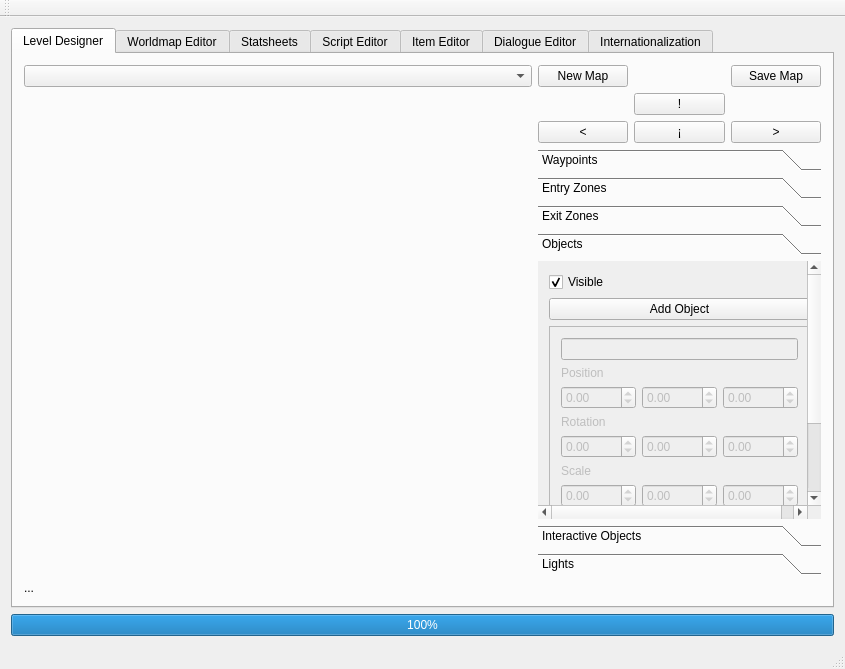
Plaristote/fallout-equestria, file game_editor/mainwindow.ui: the form before one commit.
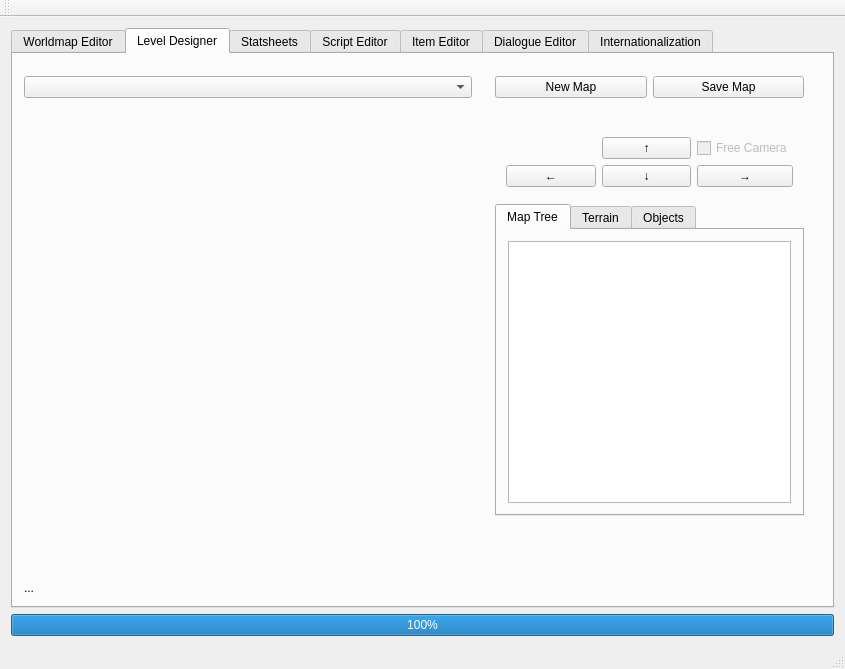
The form after the commit. The open tabs and pages were chosen to show the change. Custom widgets are drawn as their Qt base class.

Commit message: + Asynchronous map loading for GameEditor + MapObjects reorganized as a hierarchy for GameEditor + TreeView to easily explore the MapObject hierarchy for GameEditor + Focusing camera on selected objects for GameEditor

What changed in the file:
```diff
--- a/game_editor/mainwindow.ui
+++ b/game_editor/mainwindow.ui
@@ -24,45 +24,118 @@
        </sizepolicy>
       </property>
       <property name="currentIndex">
-       <number>1</number>
+       <number>0</number>
       </property>
+      <widget class="QWidget" name="tabWorldmap">
+       <attribute name="title">
+        <string>Worldmap Editor</string>
+       </attribute>
+       <layout class="QVBoxLayout" name="verticalLayout_6">
+        <item>
+         <widget class="WorldmapEditor" name="worldmapEditor" native="true"/>
+        </item>
+       </layout>
+      </widget>
       <widget class="QWidget" name="tabLevelDesigner">
        <attribute name="title">
         <string>Level Designer</string>
        </attribute>
        <layout class="QGridLayout" name="gridLayout_4">
-        <item row="0" column="1">
-         <widget class="QPushButton" name="mapNew">
-          <property name="text">
-           <string>New Map</string>
+        <item row="1" column="2">
+         <widget class="QWidget" name="widget_4" native="true">
+          <property name="sizePolicy">
+           <sizepolicy hsizetype="Maximum" vsizetype="Preferred">
+            <horstretch>0</horstretch>
+            <verstretch>0</verstretch>
+           </sizepolicy>
           </property>
-         </widget>
-        </item>
-        <item row="0" column="3">
-         <widget class="QPushButton" name="saveMap">
-          <property name="text">
-           <string>Save Map</string>
-          </property>
-         </widget>
-        </item>
-        <item row="3" column="2">
-         <widget class="QPushButton" name="mapMoveBottom">
-          <property name="text">
-           <string>¡</string>
-          </property>
-         </widget>
-        </item>
-        <item row="0" column="0">
-         <widget class="QComboBox" name="listMap"/>
-        </item>
-        <item row="3" column="1">
+          <layout class="QVBoxLayout" name="verticalLayout_10">
+           <item>
+            <widget class="QWidget" name="widget_2" native="true">
+             <layout class="QGridLayout" name="gridLayout_16">
+              <item row="1" column="0">
          <widget class="QPushButton" name="mapMoveLeft">
           <property name="text">
-           <string>&lt;</string>
+                 <string>←</string>
           </property>
          </widget>
         </item>
-        <item row="4" column="1" rowspan="3" colspan="3">
+              <item row="1" column="1">
+               <widget class="QPushButton" name="mapMoveBottom">
+                <property name="text">
+                 <string>↓</string>
+                </property>
+               </widget>
+              </item>
+              <item row="1" column="2">
+               <widget class="QPushButton" name="mapMoveRight">
+                <property name="text">
+                 <string>→</string>
+                </property>
+               </widget>
+              </item>
+              <item row="0" column="1">
+               <widget class="QPushButton" name="mapMoveTop">
+                <property name="text">
+                 <string>↑</string>
+                </property>
+               </widget>
+              </item>
+              <item row="0" column="2">
+               <widget class="QCheckBox" name="freeCamera">
+                <property name="enabled">
+                 <bool>false</bool>
+                </property>
+                <property name="text">
+                 <string>Free Camera</string>
+                </property>
+               </widget>
+              </item>
+             </layout>
+            </widget>
+           </item>
+           <item>
+            <widget class="QTabWidget" name="map_tabs">
+             <property name="currentIndex">
+              <number>0</number>
+             </property>
+             <widget class="QWidget" name="map_tree">
+              <attribute name="title">
+               <string>Map Tree</string>
+              </attribute>
+              <layout class="QVBoxLayout" name="verticalLayout_3">
+               <item>
+                <widget class="MapTreeWidget" name="treeWidget">
+                 <property name="dragEnabled">
+                  <bool>true</bool>
+                 </property>
+                 <property name="dragDropMode">
+                  <enum>QAbstractItemView::DragDrop</enum>
+                 </property>
+                 <property name="sortingEnabled">
+                  <bool>true</bool>
+                 </property>
+                 <property name="animated">
+                  <bool>true</bool>
+                 </property>
+                 <property name="headerHidden">
+                  <bool>true</bool>
+                 </property>
+                 <column>
+                  <property name="text">
+                   <string notr="true">1</string>
+                  </property>
+                 </column>
+                </widget>
+               </item>
+              </layout>
+             </widget>
+             <widget class="QWidget" name="terrain">
+              <attribute name="title">
+               <string>Terrain</string>
+              </attribute>
+              <layout class="QVBoxLayout" name="verticalLayout_7">
+               <item>
          <widget class="QToolBox" name="toolBox">
           <property name="minimumSize">
            <size>
@@ -422,7 +495,21 @@
             </item>
            </layout>
           </widget>
-          <widget class="QWidget" name="page_2">
+                </widget>
+               </item>
+              </layout>
+             </widget>
+             <widget class="QWidget" name="objects">
+              <attribute name="title">
+               <string>Objects</string>
+              </attribute>
+              <layout class="QVBoxLayout" name="verticalLayout_8">
+               <item>
+                <widget class="QToolBox" name="object_tabs">
+                 <property name="currentIndex">
+                  <number>0</number>
+                 </property>
+                 <widget class="QWidget" name="objects">
            <property name="geometry">
             <rect>
              <x>0</x>
@@ -434,7 +521,7 @@
            <attribute name="label">
             <string>Objects</string>
            </attribute>
-           <layout class="QVBoxLayout" name="verticalLayout_3">
+                  <layout class="QVBoxLayout" name="verticalLayout_4">
             <item>
              <widget class="QCheckBox" name="mapObjectVisible">
               <property name="text">
@@ -630,7 +717,7 @@
             </item>
            </layout>
           </widget>
-          <widget class="QWidget" name="page_3">
+                 <widget class="QWidget" name="interactive_objects">
            <property name="geometry">
             <rect>
              <x>0</x>
@@ -642,7 +729,7 @@
            <attribute name="label">
             <string>Interactive Objects</string>
            </attribute>
-           <layout class="QVBoxLayout" name="verticalLayout_4">
+                  <layout class="QVBoxLayout" name="verticalLayout_9">
             <item>
              <widget class="QCheckBox" name="interObjVisible">
               <property name="text">
@@ -840,7 +927,7 @@
            <attribute name="label">
             <string>Lights</string>
            </attribute>
-           <layout class="QGridLayout" name="gridLayout_14">
+                  <layout class="QGridLayout" name="gridLayout_17">
             <item row="1" column="0">
              <widget class="QPushButton" name="lightsAdd">
               <property name="text">
@@ -858,7 +945,7 @@
               </property>
              </widget>
             </item>
-            <item row="5" column="0" colspan="3">
+                   <item row="2" column="0" colspan="3">
              <widget class="QFrame" name="lightFrame">
               <property name="frameShape">
                <enum>QFrame::StyledPanel</enum>
@@ -1083,7 +1170,17 @@
           </widget>
          </widget>
         </item>
-        <item row="7" column="0" colspan="4">
+              </layout>
+             </widget>
+            </widget>
+           </item>
+          </layout>
+         </widget>
+        </item>
+        <item row="0" column="0">
+         <widget class="QComboBox" name="listMap"/>
+        </item>
+        <item row="10" column="0" colspan="4">
          <widget class="QLabel" name="labelStatus">
           <property name="maximumSize">
            <size>
@@ -1096,21 +1193,27 @@
           </property>
          </widget>
         </item>
-        <item row="3" column="3">
-         <widget class="QPushButton" name="mapMoveRight">
+        <item row="0" column="2">
+         <widget class="QWidget" name="widget_3" native="true">
+          <layout class="QHBoxLayout" name="horizontalLayout">
+           <item>
+            <widget class="QPushButton" name="mapNew">
           <property name="text">
-           <string>&gt;</string>
+              <string>New Map</string>
           </property>
          </widget>
         </item>
-        <item row="2" column="2">
-         <widget class="QPushButton" name="mapMoveTop">
+           <item>
+            <widget class="QPushButton" name="saveMap">
           <property name="text">
-           <string>!</string>
+              <string>Save Map</string>
           </property>
          </widget>
         </item>
-        <item row="2" column="0" rowspan="5">
+          </layout>
+         </widget>
+        </item>
+        <item row="1" column="0" rowspan="9">
          <widget class="QPandaWidget" name="widget" native="true">
           <property name="sizePolicy">
            <sizepolicy hsizetype="Expanding" vsizetype="Expanding">
@@ -1120,8 +1223,8 @@
           </property>
           <property name="minimumSize">
            <size>
-            <width>100</width>
-            <height>100</height>
+            <width>0</width>
+            <height>0</height>
            </size>
           </property>
           <layout class="QGridLayout" name="gridLayout"/>
@@ -1129,16 +1232,6 @@
         </item>
        </layout>
       </widget>
-      <widget class="QWidget" name="tabWorldmap">
-       <attribute name="title">
-        <string>Worldmap Editor</string>
-       </attribute>
-       <layout class="QVBoxLayout" name="verticalLayout_6">
-        <item>
-         <widget class="WorldmapEditor" name="worldmapEditor" native="true"/>
-        </item>
-       </layout>
-      </widget>
       <widget class="QWidget" name="tabStatsheets">
        <attribute name="title">
         <string>Statsheets</string>
@@ -1472,6 +1565,11 @@
    <header>charsheeteditor.h</header>
    <container>1</container>
   </customwidget>
+  <customwidget>
+   <class>MapTreeWidget</class>
+   <extends>QTreeWidget</extends>
+   <header>maptreewidget.h</header>
+  </customwidget>
  </customwidgets>
  <resources/>
  <connections/>
```
Lines whose indentation alone changed are shown as unchanged. The commit also changes 16 other files.
